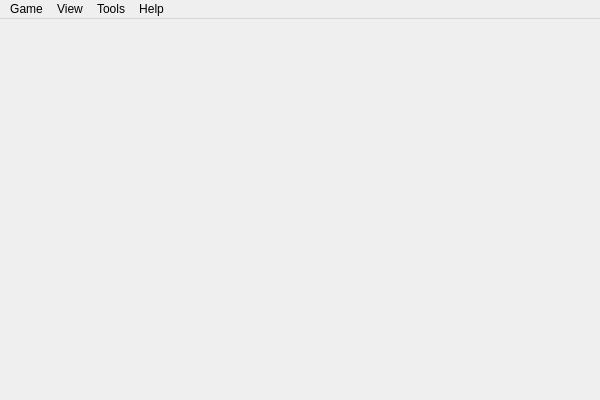
Above: src/mainwindow.ui from Mogara/QSanguosha before the change. Below: the same form after it.
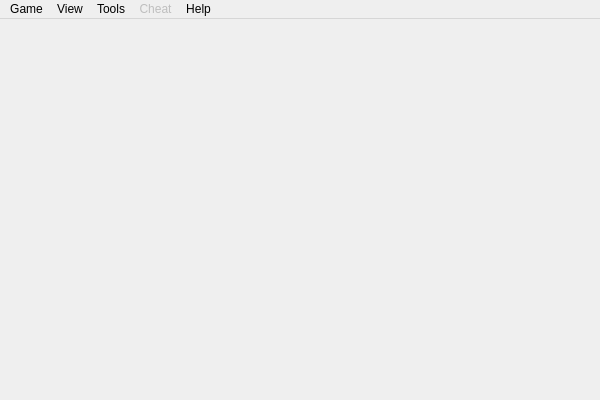
That is the form after the change. Icons and pictures are not drawn.

The edit to the form file:
```diff
--- a/src/mainwindow.ui
+++ b/src/mainwindow.ui
@@ -72,9 +72,22 @@
     <addaction name="actionFullscreen"/>
     <addaction name="actionMinimize_to_system_tray"/>
    </widget>
+   <widget class="QMenu" name="menuCheat">
+    <property name="enabled">
+     <bool>false</bool>
+    </property>
+    <property name="title">
+     <string>Cheat</string>
+    </property>
+    <addaction name="actionGet_card"/>
+    <addaction name="actionDamage_maker"/>
+    <addaction name="actionDeath_note"/>
+    <addaction name="actionRevive_wand"/>
+   </widget>
    <addaction name="menuGame"/>
    <addaction name="menuView"/>
    <addaction name="menuOptions"/>
+   <addaction name="menuCheat"/>
    <addaction name="menuHelp"/>
   </widget>
   <action name="actionExit">
```
Left out of the diff: 18 changed lines with no effect on the pictures.
